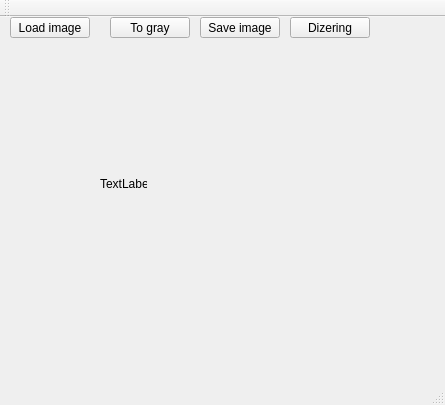
The window that mainwindow.ui (WrenchDotBat/Dizering) describes before a commit, drawn with Qt 5.
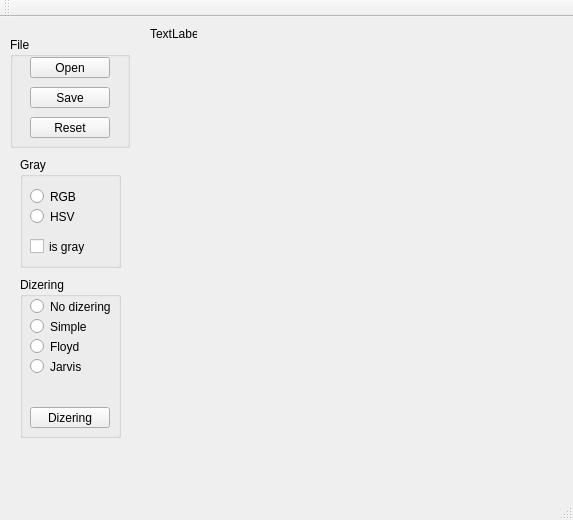
The same window after the commit.

Diff of the .ui file:
```diff
--- a/mainwindow.ui
+++ b/mainwindow.ui
@@ -6,58 +6,71 @@
    <rect>
     <x>0</x>
     <y>0</y>
-    <width>445</width>
-    <height>405</height>
+    <width>573</width>
+    <height>520</height>
    </rect>
   </property>
   <property name="windowTitle">
    <string>MainWindow</string>
   </property>
   <widget class="QWidget" name="centralWidget">
-   <widget class="QPushButton" name="pushButton">
+   <widget class="QGroupBox" name="groupBox">
     <property name="geometry">
      <rect>
       <x>10</x>
-      <y>0</y>
+      <y>20</y>
+      <width>120</width>
+      <height>111</height>
+     </rect>
+    </property>
+    <property name="title">
+     <string>File</string>
+    </property>
+    <widget class="QPushButton" name="openButton">
+     <property name="geometry">
+      <rect>
+       <x>20</x>
+       <y>20</y>
       <width>80</width>
       <height>21</height>
      </rect>
     </property>
     <property name="text">
-     <string>Load image</string>
-    </property>
-   </widget>
-   <widget class="QPushButton" name="pushButton_2">
+      <string>Open</string>
+     </property>
+    </widget>
+    <widget class="QPushButton" name="saveButton">
     <property name="geometry">
      <rect>
-      <x>200</x>
-      <y>0</y>
+       <x>20</x>
+       <y>50</y>
       <width>80</width>
       <height>21</height>
      </rect>
     </property>
     <property name="text">
-     <string>Save image</string>
-    </property>
-   </widget>
-   <widget class="QPushButton" name="pushButton_3">
+      <string>Save</string>
+     </property>
+    </widget>
+    <widget class="QPushButton" name="resetButton">
     <property name="geometry">
      <rect>
-      <x>110</x>
-      <y>0</y>
+       <x>20</x>
+       <y>80</y>
       <width>80</width>
       <height>21</height>
      </rect>
     </property>
     <property name="text">
-     <string>To gray</string>
-    </property>
+      <string>Reset</string>
+     </property>
+    </widget>
    </widget>
    <widget class="QLabel" name="PictureBox">
     <property name="geometry">
      <rect>
-      <x>100</x>
-      <y>160</y>
+      <x>150</x>
+      <y>10</y>
       <width>47</width>
       <height>13</height>
      </rect>
@@ -66,11 +79,75 @@
      <string>TextLabel</string>
     </property>
    </widget>
+   <widget class="QGroupBox" name="groupBox_2">
+    <property name="geometry">
+     <rect>
+      <x>20</x>
+      <y>140</y>
+      <width>101</width>
+      <height>111</height>
+     </rect>
+    </property>
+    <property name="title">
+     <string>Gray</string>
+    </property>
+    <widget class="QRadioButton" name="rgbRadioButton">
+     <property name="geometry">
+      <rect>
+       <x>10</x>
+       <y>30</y>
+       <width>84</width>
+       <height>19</height>
+      </rect>
+     </property>
+     <property name="text">
+      <string>RGB</string>
+     </property>
+    </widget>
+    <widget class="QRadioButton" name="hsvRadioButton">
+     <property name="geometry">
+      <rect>
+       <x>10</x>
+       <y>50</y>
+       <width>84</width>
+       <height>19</height>
+      </rect>
+     </property>
+     <property name="text">
+      <string>HSV</string>
+     </property>
+    </widget>
+    <widget class="QCheckBox" name="isGrayCheckbox">
+     <property name="geometry">
+      <rect>
+       <x>10</x>
+       <y>80</y>
+       <width>72</width>
+       <height>19</height>
+      </rect>
+     </property>
+     <property name="text">
+      <string>is gray</string>
+     </property>
+    </widget>
+   </widget>
+   <widget class="QGroupBox" name="groupBox_3">
+    <property name="geometry">
+     <rect>
+      <x>20</x>
+      <y>260</y>
+      <width>101</width>
+      <height>161</height>
+     </rect>
+    </property>
+    <property name="title">
+     <string>Dizering</string>
+    </property>
    <widget class="QPushButton" name="dizeringButton">
     <property name="geometry">
      <rect>
-      <x>290</x>
-      <y>0</y>
+       <x>10</x>
+       <y>130</y>
       <width>80</width>
       <height>21</height>
      </rect>
@@ -78,6 +155,59 @@
     <property name="text">
      <string>Dizering</string>
     </property>
+    </widget>
+    <widget class="QRadioButton" name="isSimple">
+     <property name="geometry">
+      <rect>
+       <x>10</x>
+       <y>40</y>
+       <width>84</width>
+       <height>19</height>
+      </rect>
+     </property>
+     <property name="text">
+      <string>Simple</string>
+     </property>
+    </widget>
+    <widget class="QRadioButton" name="isFloyd">
+     <property name="geometry">
+      <rect>
+       <x>10</x>
+       <y>60</y>
+       <width>84</width>
+       <height>19</height>
+      </rect>
+     </property>
+     <property name="text">
+      <string>Floyd</string>
+     </property>
+    </widget>
+    <widget class="QRadioButton" name="noDizer">
+     <property name="geometry">
+      <rect>
+       <x>10</x>
+       <y>20</y>
+       <width>84</width>
+       <height>19</height>
+      </rect>
+     </property>
+     <property name="text">
+      <string>No dizering</string>
+     </property>
+    </widget>
+    <widget class="QRadioButton" name="isJarvis">
+     <property name="geometry">
+      <rect>
+       <x>10</x>
+       <y>80</y>
+       <width>84</width>
+       <height>19</height>
+      </rect>
+     </property>
+     <property name="text">
+      <string>Jarvis</string>
+     </property>
+    </widget>
    </widget>
   </widget>
   <widget class="QMenuBar" name="menuBar">
```
Left out of the diff: 2 changed lines with no effect on the pictures. Lines whose indentation alone changed are shown as unchanged.
